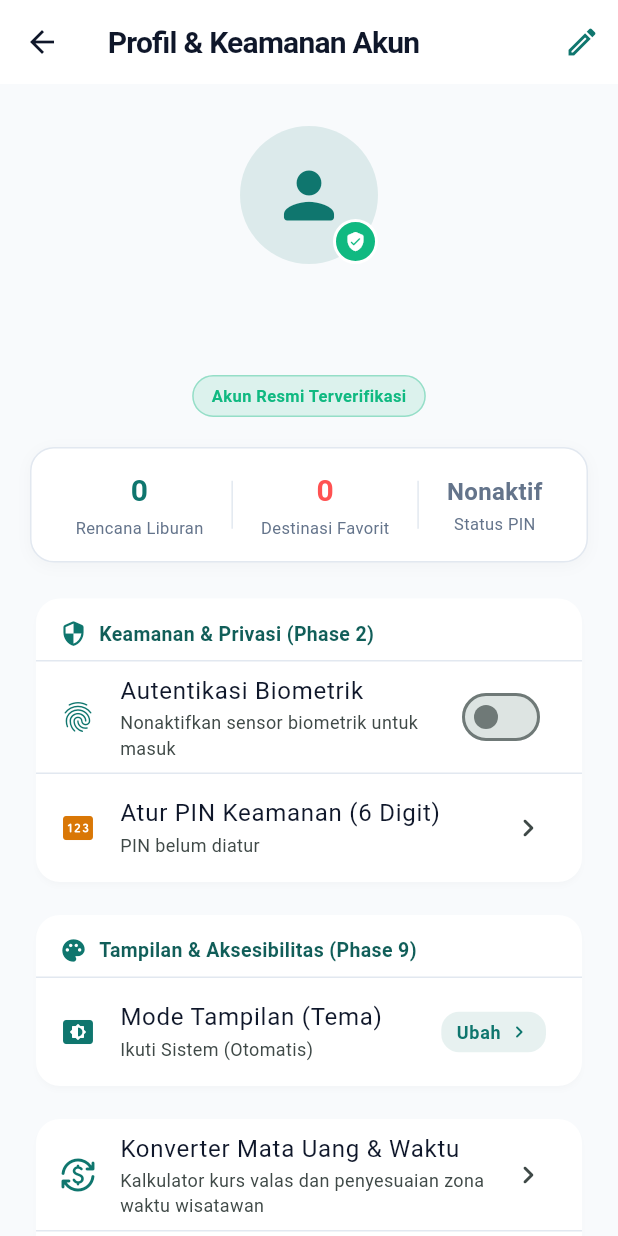
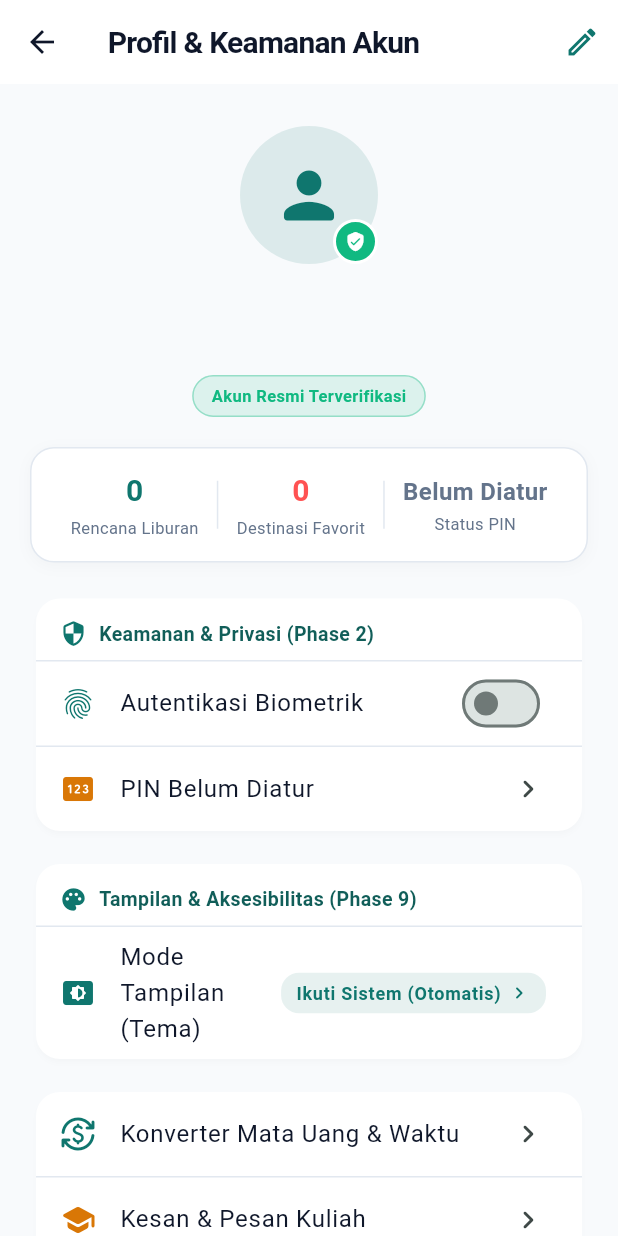
Before and after one commit to maulfx/BandungHub, a Flutter app: the ProfileScreen screen opened directly, on a phone screen of 412 x 824 dp. Run offline on Flutter 3.47's test engine with Material 3 defaults, Android fonts, the light colour scheme and no system bars; our stand-ins replace flutter_local_notifications, flutter_map, flutter_secure_storage, geolocator, latlong2, local_auth and 5 more; accounts and stored records are empty.

Commit message:
feat: implement profile screen with theme selector, cache management, and user settings

```diff
--- a/lib/features/profile/screens/profile_screen.dart
+++ b/lib/features/profile/screens/profile_screen.dart
@@ -9,6 +9,7 @@ import '../../../data/repositories/theme_repository.dart';
 import '../../auth/screens/login_screen.dart';
 import '../../auth/screens/pin_lock_screen.dart';
 import '../../auth/screens/register_screen.dart';
+import '../../../data/repositories/offline_sync_repository.dart';
 import '../../academic/screens/course_feedback_screen.dart';
 import '../../converter/screens/travel_converter_screen.dart';
 import '../../offline/screens/offline_sync_screen.dart';
@@ -189,6 +190,133 @@ class _ProfileScreenState extends State<ProfileScreen> {
           },
         );
       },
+    );
+  }
+
+  void _showSimplifiedStorageDialog() {
+    final syncRepo = OfflineSyncRepository.instance;
+
+    showDialog(
+      context: context,
+      builder: (dialogCtx) => StatefulBuilder(
+        builder: (context, setDialogState) {
+          final stats = syncRepo.getCacheStats();
+          final formattedSize = stats['formattedSize'] as String;
+
+          return AlertDialog(
+            shape: RoundedRectangleBorder(
+              borderRadius: BorderRadius.circular(16),
+            ),
+            title: const Row(
+              children: [
+                Icon(Icons.cleaning_services_rounded, color: AppColors.primary),
+                SizedBox(width: 8),
+                Text('Penyimpanan & Cache'),
+              ],
+            ),
+            content: Column(
+              mainAxisSize: MainAxisSize.min,
+              crossAxisAlignment: CrossAxisAlignment.start,
+              children: [
+                Container(
+                  padding: const EdgeInsets.all(12),
+                  decoration: BoxDecoration(
+                    color: AppColors.primary.withValues(alpha: 0.08),
+                    borderRadius: BorderRadius.circular(12),
+                  ),
+                  child: Row(
+                    mainAxisAlignment: MainAxisAlignment.spaceBetween,
+                    children: [
+                      const Text(
+                        'Memori Cache:',
+                        style: TextStyle(fontWeight: FontWeight.w600),
+                      ),
+                      Text(
+                        formattedSize,
+                        style: const TextStyle(
+                          fontWeight: FontWeight.bold,
+                          color: AppColors.primary,
+                        ),
+                      ),
+                    ],
+                  ),
+                ),
+                const SizedBox(height: 12),
+                Row(
+                  children: [
+                    const Icon(Icons.check_circle_outline_rounded,
+                        color: AppColors.success, size: 16),
+                    const SizedBox(width: 6),
+                    Expanded(
+                      child: Text(
+                        '38 Destinasi wisata tersimpan offline',
+                        style: TextStyle(
+                          fontSize: 12,
+                          color: AppColors.getTextSecondary(context),
+                        ),
+                      ),
+                    ),
+                  ],
+                ),
+                const SizedBox(height: 16),
+                SizedBox(
+                  width: double.infinity,
+                  child: OutlinedButton.icon(
+                    onPressed: () async {
+                      final freedBytes = await syncRepo.clearTemporaryCache();
+                      setDialogState(() {});
+                      if (context.mounted) {
+                        Navigator.pop(dialogCtx);
+                        final formattedFreed = freedBytes < 1024 * 1024
+                            ? '${(freedBytes / 1024).toStringAsFixed(1)} KB'
+                            : '${(freedBytes / (1024 * 1024)).toStringAsFixed(2)} MB';
+                        ScaffoldMessenger.of(context).showSnackBar(
+                          SnackBar(
+                            content: Text(
+                              'Cache berhasil dibersihkan ($formattedFreed dibebaskan).',
+                            ),
+                            backgroundColor: AppColors.primary,
+                            duration: const Duration(seconds: 2),
+                          ),
+                        );
+                      }
+                    },
+                    icon: const Icon(Icons.delete_sweep_rounded, size: 16),
+                    label: const Text('Bersihkan Cache'),
+                  ),
+                ),
+                const SizedBox(height: 8),
+                Center(
+                  child: TextButton(
+                    onPressed: () {
+                      Navigator.pop(dialogCtx);
+                      Navigator.push(
+                        context,
+                        MaterialPageRoute(
+                          builder: (_) => const OfflineSyncScreen(),
+                        ),
+                      );
+                    },
+                    child: Text(
+                      'Pengaturan Teknis Sinkronisasi >',
+                      style: TextStyle(
+                        fontSize: 11,
+                        color: AppColors.getTextSecondary(context),
+                      ),
+                    ),
+                  ),
+                ),
+              ],
+            ),
+            actions: [
+              TextButton(
+                onPressed: () => Navigator.pop(dialogCtx),
+                child: const Text('Tutup'),
+              ),
+            ],
+          );
+        },
+      ),
     );
   }
 
@@ -592,7 +720,7 @@ class _ProfileScreenState extends State<ProfileScreen> {
                               Column(
                                 children: [
                                   Text(
-                                    hasPin ? 'Aktif' : 'Nonaktif',
+                                    hasPin ? 'Aktif' : 'Belum Diatur',
                                     style: TextStyle(
                                       fontSize: 16,
                                       fontWeight: FontWeight.bold,
@@ -659,12 +787,6 @@ class _ProfileScreenState extends State<ProfileScreen> {
                           color: AppColors.primary,
                         ),
                         title: const Text('Autentikasi Biometrik'),
-                        subtitle: Text(
-                          isBiometric
-                              ? 'Aktif (Sidik Jari / Face Unlock diizinkan)'
-                              : 'Nonaktifkan sensor biometrik untuk masuk',
-                          style: const TextStyle(fontSize: 12),
-                        ),
                         value: isBiometric,
                         onChanged: (val) async {
                           final messenger = ScaffoldMessenger.of(context);
@@ -690,15 +812,7 @@ class _ProfileScreenState extends State<ProfileScreen> {
                           color: AppColors.secondary,
                         ),
                         title: Text(
-                          hasPin
-                              ? 'Ubah PIN Keamanan'
-                              : 'Atur PIN Keamanan (6 Digit)',
-                        ),
-                        subtitle: Text(
-                          hasPin
-                              ? 'PIN 6-digit tersimpan aman'
-                              : 'PIN belum diatur',
-                          style: const TextStyle(fontSize: 12),
+                          hasPin ? 'Change PIN' : 'PIN Belum Diatur',
                         ),
                         trailing: const Icon(Icons.chevron_right_rounded),
                         onTap: () {
@@ -722,10 +836,6 @@ class _ProfileScreenState extends State<ProfileScreen> {
                             color: AppColors.warning,
                           ),
                           title: const Text('Hapus PIN Keamanan'),
-                          subtitle: const Text(
-                            'Nonaktifkan verifikasi PIN saat login',
-                            style: TextStyle(fontSize: 12),
-                          ),
                           trailing: const Icon(
                             Icons.delete_outline_rounded,
                             color: AppColors.warning,
@@ -791,10 +901,6 @@ class _ProfileScreenState extends State<ProfileScreen> {
                           color: AppColors.primary,
                         ),
                         title: const Text('Mode Tampilan (Tema)'),
-                        subtitle: Text(
-                          _themeRepo.themeModeLabel,
-                          style: const TextStyle(fontSize: 12),
-                        ),
                         trailing: Container(
                           padding: const EdgeInsets.symmetric(
                             horizontal: 10,
@@ -804,19 +910,19 @@ class _ProfileScreenState extends State<ProfileScreen> {
                             color: AppColors.primary.withValues(alpha: 0.1),
                             borderRadius: BorderRadius.circular(12),
                           ),
-                          child: const Row(
+                          child: Row(
                             mainAxisSize: MainAxisSize.min,
                             children: [
                               Text(
-                                'Ubah',
-                                style: TextStyle(
+                                _themeRepo.themeModeLabel,
+                                style: const TextStyle(
                                   fontSize: 12,
                                   fontWeight: FontWeight.bold,
                                   color: AppColors.primary,
                                 ),
                               ),
-                              SizedBox(width: 4),
-                              Icon(
+                              const SizedBox(width: 4),
+                              const Icon(
                                 Icons.chevron_right_rounded,
                                 size: 16,
                                 color: AppColors.primary,
@@ -844,10 +950,6 @@ class _ProfileScreenState extends State<ProfileScreen> {
                           color: AppColors.primary,
                         ),
                         title: const Text('Konverter Mata Uang & Waktu'),
-                        subtitle: const Text(
-                          'Kalkulator kurs valas dan penyesuaian zona waktu wisatawan',
-                          style: TextStyle(fontSize: 12),
-                        ),
                         trailing: const Icon(Icons.chevron_right_rounded),
                         onTap: () {
                           Navigator.push(
@@ -861,35 +963,10 @@ class _ProfileScreenState extends State<ProfileScreen> {
                       const Divider(height: 1),
                       ListTile(
                         leading: const Icon(
-                          Icons.cloud_sync_rounded,
-                          color: AppColors.primary,
-                        ),
-                        title: const Text('Sinkronisasi & Cache Offline'),
-                        subtitle: const Text(
-                          'Kelola mode offline, antrean sinkronisasi, & penyimpanan lokal',
-                          style: TextStyle(fontSize: 12),
-                        ),
-                        trailing: const Icon(Icons.chevron_right_rounded),
-                        onTap: () {
-                          Navigator.push(
-                            context,
-                            MaterialPageRoute(
-                              builder: (_) => const OfflineSyncScreen(),
-                            ),
-                          );
-                        },
-                      ),
-                      const Divider(height: 1),
-                      ListTile(
-                        leading: const Icon(
                           Icons.school_rounded,
                           color: AppColors.secondary,
                         ),
                         title: const Text('Kesan & Pesan Kuliah'),
-                        subtitle: const Text(
-                          'Evaluasi & refleksi akademik untuk dosen pengampu',
-                          style: TextStyle(fontSize: 12),
-                        ),
                         trailing: const Icon(Icons.chevron_right_rounded),
                         onTap: () {
                           Navigator.push(
@@ -906,11 +983,23 @@ class _ProfileScreenState extends State<ProfileScreen> {
                           Icons.info_outline_rounded,
                           color: AppColors.textSecondaryLight,
                         ),
-                        title: const Text('Versi Aplikasi'),
-                        trailing: Text(
-                          'v${AppConstants.appVersion}',
-                          style: const TextStyle(fontWeight: FontWeight.bold),
+                        title: const Text('Versi Aplikasi & Penyimpanan'),
+                        trailing: Row(
+                          mainAxisSize: MainAxisSize.min,
+                          children: [
+                            Text(
+                              'v${AppConstants.appVersion}',
+                              style: TextStyle(
+                                fontSize: 13,
+                                fontWeight: FontWeight.bold,
+                                color: AppColors.getTextSecondary(context),
+                              ),
+                            ),
+                            const SizedBox(width: 4),
+                            const Icon(Icons.chevron_right_rounded),
+                          ],
                         ),
+                        onTap: _showSimplifiedStorageDialog,
                       ),
                     ],
                   ),
```
